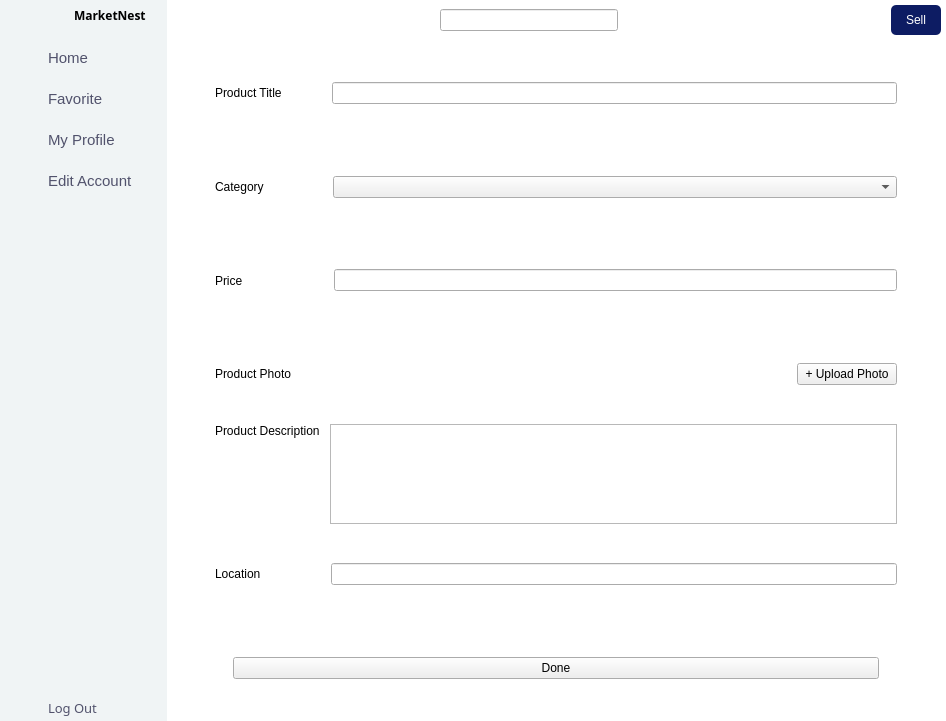
This is mainAppUi.ui in Menthhh/The-Market-Nest as Qt 5 draws it before an edit. The edited form follows.
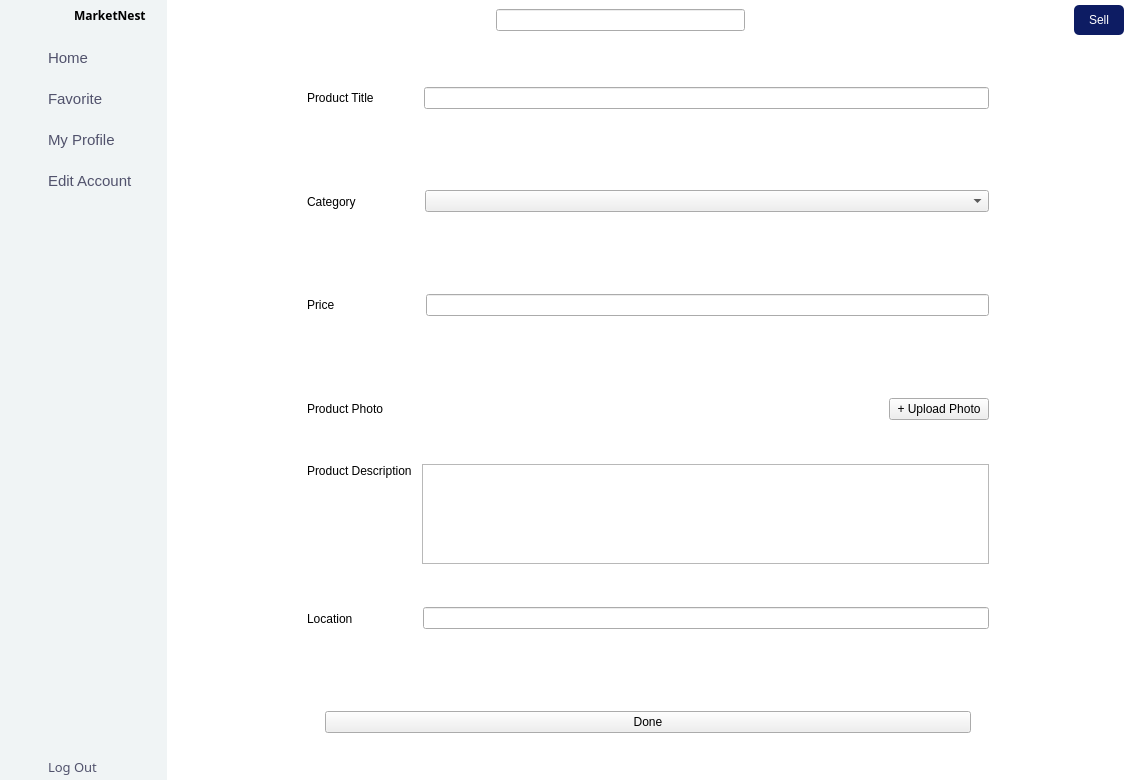
This is the edited form. Icons and pictures are not drawn.

Patch:
```diff
--- a/mainAppUi.ui
+++ b/mainAppUi.ui
@@ -6,8 +6,8 @@
    <rect>
     <x>0</x>
     <y>0</y>
-    <width>946</width>
-    <height>721</height>
+    <width>1129</width>
+    <height>780</height>
    </rect>
   </property>
   <property name="focusPolicy">
```
Left out of the diff: 2 changed lines with no effect on the pictures.
